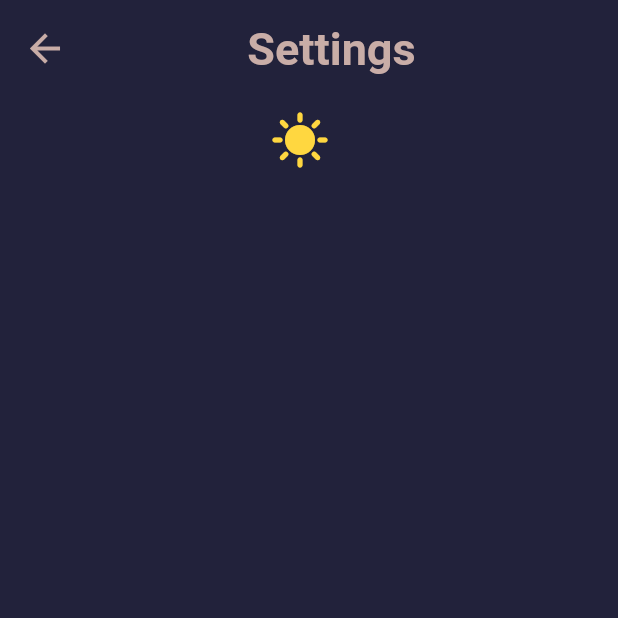
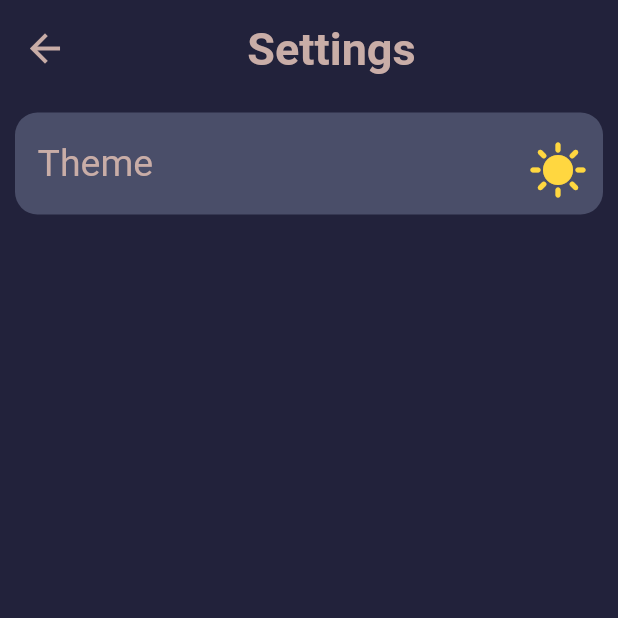
Before and after one commit to cpt-lecras/radik_project, a Flutter app: the Settings screen opened directly, on a phone screen of 412 x 824 dp, the top half of it. Run offline on Flutter 3.47's test engine with Material 2 defaults, Android fonts, the phone set to English and light mode, and no system bars; our stand-ins replace date_picker_timeline, getwidget, google_fonts, google_nav_bar, styled_widget; missing offline and left inert: requests; network calls fail.

Commit message:
settings design changes

```diff
--- a/lib/Profile/settings.dart
+++ b/lib/Profile/settings.dart
@@ -55,9 +55,31 @@ class _Settings extends State<Settings> {
               ),
         ),
             Padding(
-              padding: EdgeInsets.fromLTRB(0,0,20,0),
+              padding: const EdgeInsets.all(10.0),
+              child: Container(
+                decoration: BoxDecoration(
+                  borderRadius: BorderRadius.circular(15),
+                  color: MainTheme[1],
+                ),
+                child: Row(
+                  mainAxisAlignment: MainAxisAlignment.spaceBetween,
+                  children: [
+                    Padding(
+                      padding: const EdgeInsets.all(15.0),
+                      child: Text(
+                        'Theme',
+                        style: TextStyle(
+                          color: MainTheme[3],
+                          fontSize: 25,
+
+                        ),
+                      ),
+                    ),
+                    Padding(
+                      padding: EdgeInsets.all(10.0),
 
                       child: IconButton(
+
                           onPressed: (){
                             setState((){
                               IndexThemeIcon= !IndexThemeIcon;
@@ -74,6 +96,10 @@ class _Settings extends State<Settings> {
 
                       ),
                     ),
+                  ],
+                ),
+              ),
+            ),
 
 
           ],
```
Lines whose indentation alone changed are shown as unchanged.
